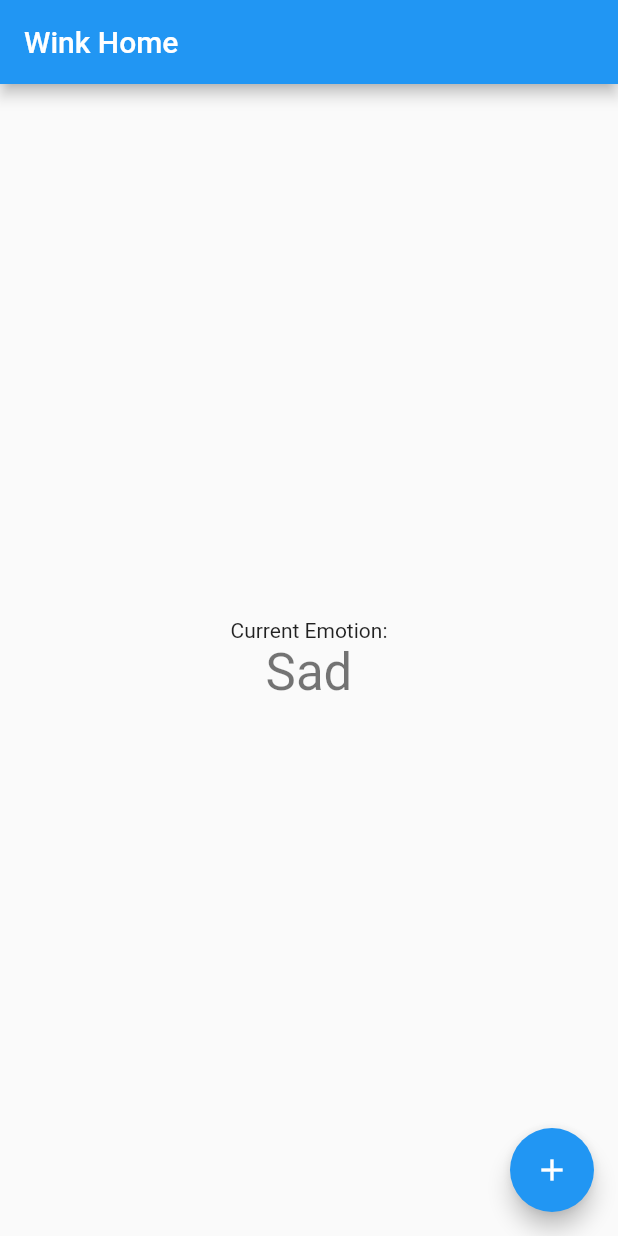
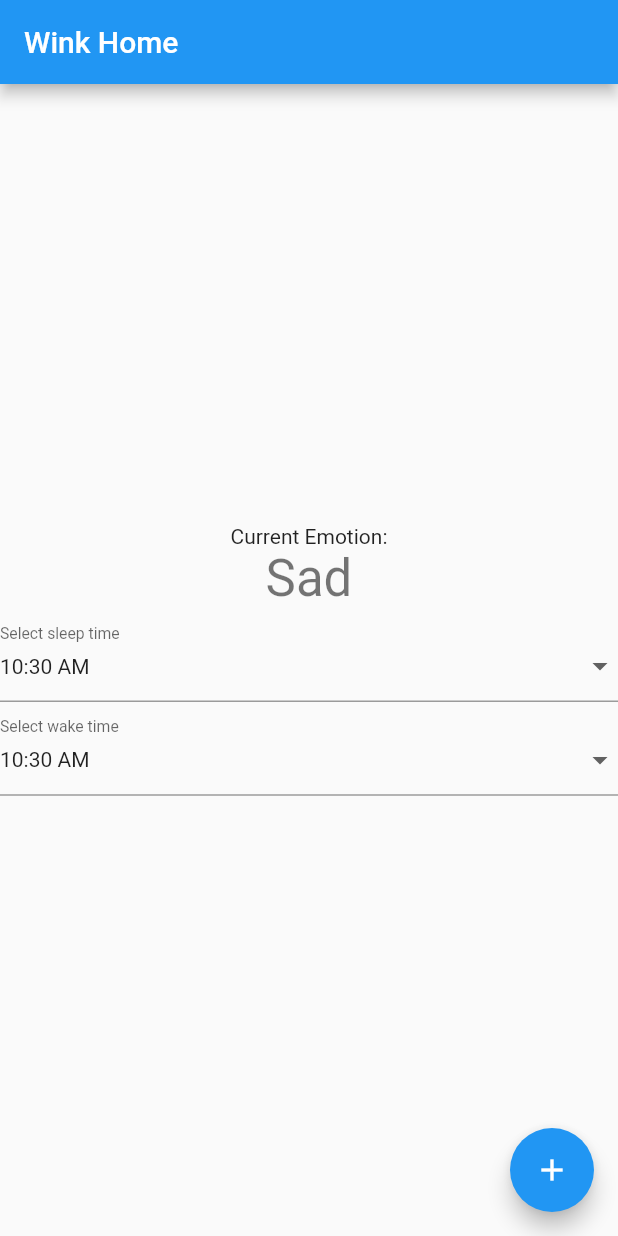
Before and after one commit to xuxey/wink-app, a Flutter app: the screen it shows after launch, on a phone screen of 412 x 824 dp. Run offline on Flutter 3.47's test engine with Material 2 defaults, Android fonts, the phone set to English and light mode, and no system bars.

Commit message:
Add SleepTimeForm for taking in time inputs

```diff
--- a/lib/main.dart
+++ b/lib/main.dart
@@ -1,4 +1,5 @@
 import 'package:flutter/material.dart';
+import 'package:wink/sleepTimeForm.dart';
 
 void main() {
   runApp(MyApp());
@@ -96,6 +97,20 @@ class _MyHomePageState extends State<MyHomePage> {
               '$_emotion',
               style: Theme.of(context).textTheme.headline4,
             ),
+            SleepTimeForm(
+              labelText: 'Select sleep time',
+              selectedTime: TimeOfDay.now(),
+              selectTime: (value) {
+                setSleepTime = value as DateTime;
+              },
+            ),
+            SleepTimeForm(
+              labelText: 'Select wake time',
+              selectedTime: TimeOfDay.now(),
+              selectTime: (value) {
+                setWakeTime = value as DateTime;
+              },
+            )
           ],
         ),
       ),
@@ -103,7 +118,7 @@ class _MyHomePageState extends State<MyHomePage> {
         onPressed: _updateEmotion,
         tooltip: 'Update Emotion',
         child: Icon(Icons.add),
-      ), // This trailing comma makes auto-formatting nicer for build methods.
+      ),
     );
   }
 }
--- /dev/null
+++ b/lib/sleepTimeForm.dart
@@ -0,0 +1,80 @@
+import 'package:flutter/cupertino.dart';
+import 'package:flutter/material.dart';
+
+class SleepTimeForm extends StatelessWidget {
+  const SleepTimeForm(
+      {Key key, this.labelText, this.selectedTime, this.selectTime})
+      : super(key: key);
+
+  final String labelText;
+  final TimeOfDay selectedTime;
+  final ValueChanged<TimeOfDay> selectTime;
+
+  Future<void> _selectTime(BuildContext context) async {
+    final TimeOfDay picked =
+        await showTimePicker(context: context, initialTime: selectedTime);
+    if (picked != null && picked != selectedTime) selectTime(picked);
+  }
+
+  @override
+  Widget build(BuildContext context) {
+    final TextStyle valueStyle = Theme.of(context).textTheme.body1;
+    return new Row(
+      crossAxisAlignment: CrossAxisAlignment.end,
+      children: <Widget>[
+        new Expanded(
+          flex: 3,
+          child: new _InputDropdown(
+            valueText: selectedTime.format(context),
+            labelText: labelText,
+            valueStyle: valueStyle,
+            onPressed: () {
+              _selectTime(context);
+            },
+          ),
+        ),
+      ],
+    );
+  }
+}
+
+class _InputDropdown extends StatelessWidget {
+  const _InputDropdown(
+      {Key key,
+      this.child,
+      this.labelText,
+      this.valueText,
+      this.valueStyle,
+      this.onPressed})
+      : super(key: key);
+
+  final String labelText;
+  final String valueText;
+  final TextStyle valueStyle;
+  final VoidCallback onPressed;
+  final Widget child;
+
+  @override
+  Widget build(BuildContext context) {
+    return new InkWell(
+      onTap: onPressed,
+      child: new InputDecorator(
+        decoration: new InputDecoration(
+          labelText: labelText,
+        ),
+        baseStyle: valueStyle,
+        child: new Row(
+          mainAxisAlignment: MainAxisAlignment.spaceBetween,
+          mainAxisSize: MainAxisSize.min,
+          children: <Widget>[
+            new Text(valueText, style: valueStyle),
+            new Icon(Icons.arrow_drop_down,
+                color: Theme.of(context).brightness == Brightness.light
+                    ? Colors.grey.shade700
+                    : Colors.white70),
+          ],
+        ),
+      ),
+    );
+  }
+}
```
